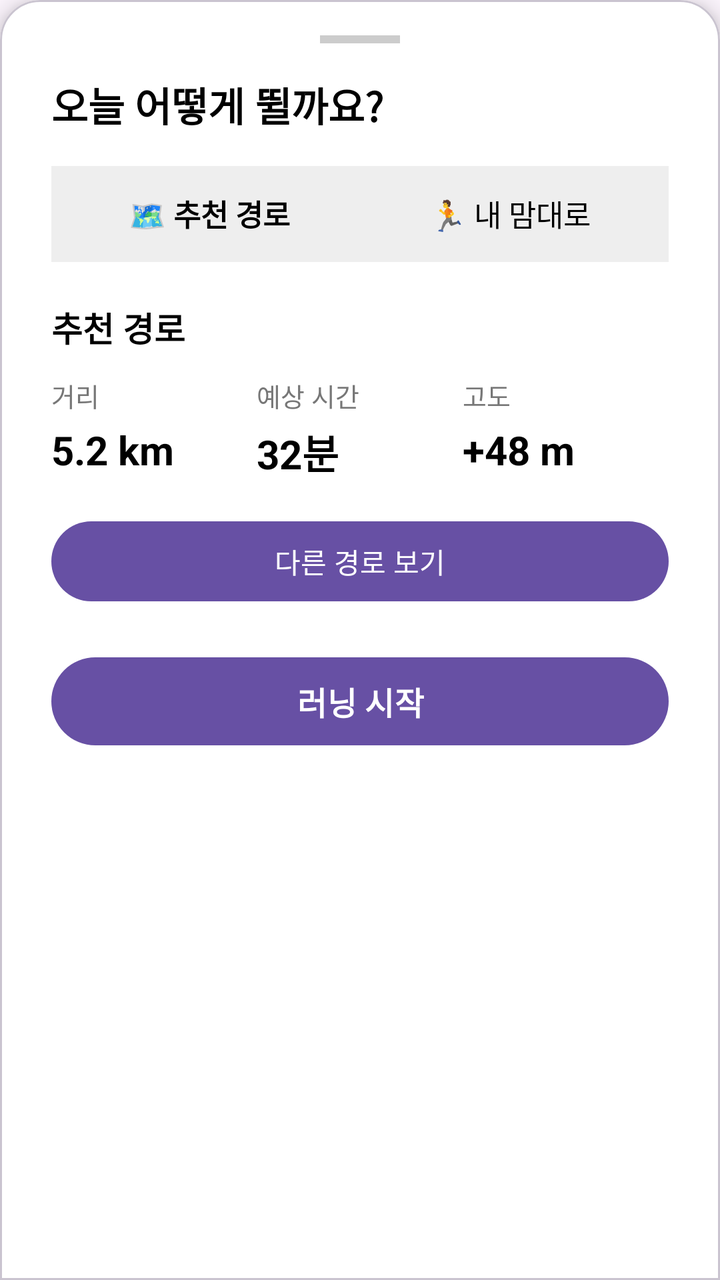
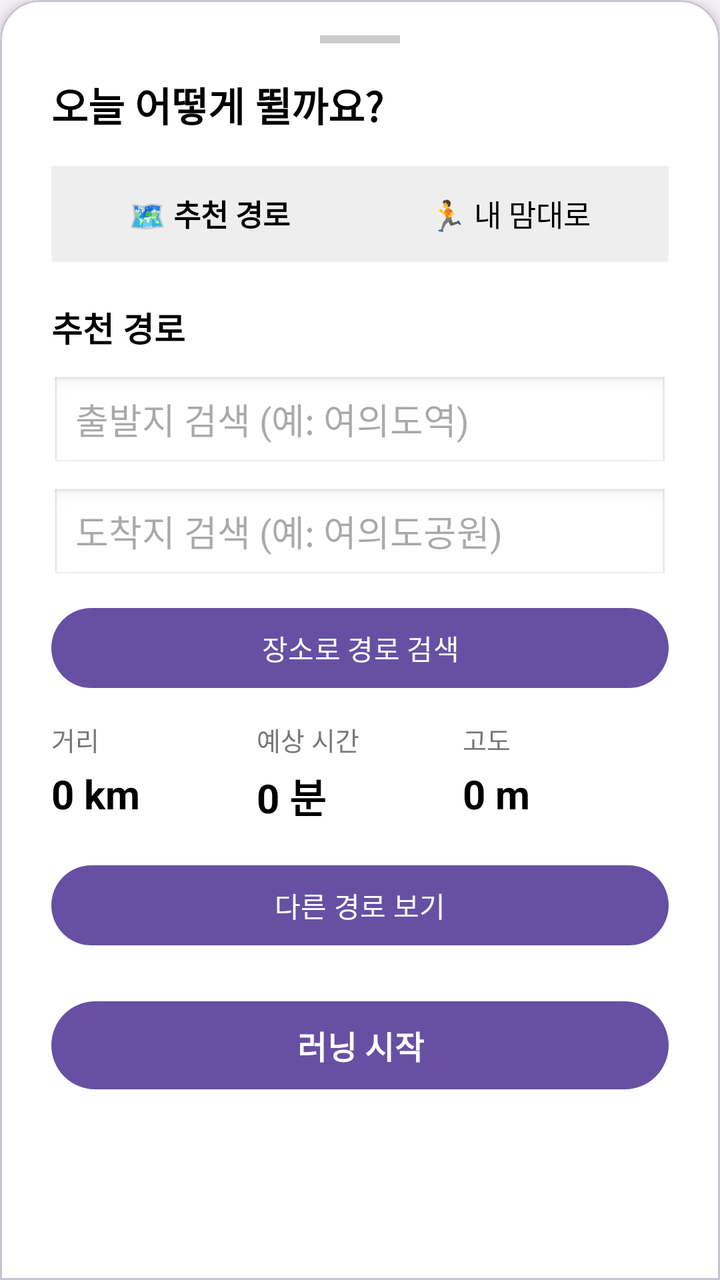

Two renders of the same Android screen: before a commit and after it. Below are the layout's source before the change and the commit's diff.
<!-- AndroidManifest.xml: application theme Theme.RunningProject -->
<!-- res/layout/bottom_sheet_running.xml -->
<?xml version="1.0" encoding="utf-8"?>
<com.google.android.material.card.MaterialCardView
    xmlns:android="http://schemas.android.com/apk/res/android"
    xmlns:app="http://schemas.android.com/apk/res-auto"
    android:id="@+id/running_bottom_sheet"
    android:layout_width="match_parent"
    android:layout_height="wrap_content"
    app:cardBackgroundColor="@android:color/white"
    app:cardElevation="8dp"
    app:shapeAppearanceOverlay="@style/TopRoundedCorner"
    >

    <LinearLayout
        android:layout_width="match_parent"
        android:layout_height="wrap_content"
        android:orientation="vertical"
        android:paddingStart="20dp"
        android:paddingEnd="20dp"
        android:paddingTop="12dp"
        android:paddingBottom="20dp"
        >

        
        <View
            android:id="@+id/bottom_sheet_handle"
            android:layout_width="40dp"
            android:layout_height="4dp"
            android:layout_gravity="center_horizontal"
            android:background="#CCCCCC" />

        
        <TextView
            android:id="@+id/tv_running_title"
            android:layout_width="match_parent"
            android:layout_height="wrap_content"
            android:layout_marginTop="16dp"
            android:text="오늘 어떻게 뛸까요?"
            android:textColor="@android:color/black"
            android:textSize="20sp"
            android:textStyle="bold" />

        
        
        

        <LinearLayout
            android:id="@+id/running_mode_selector"
            android:layout_width="match_parent"
            android:layout_height="48dp"
            android:layout_marginTop="16dp"
            android:background="#EEEEEE"
            android:orientation="horizontal"
            android:padding="4dp">

            <TextView
                android:id="@+id/btn_mode_recommended"
                android:layout_width="0dp"
                android:layout_height="match_parent"
                android:layout_weight="1"
                android:gravity="center"
                android:text="🗺 추천 경로"
                android:textColor="@android:color/black"
                android:textSize="15sp"
                android:textStyle="bold" />

            <TextView
                android:id="@+id/btn_mode_free"
                android:layout_width="0dp"
                android:layout_height="match_parent"
                android:layout_weight="1"
                android:gravity="center"
                android:text="🏃 내 맘대로"
                android:textColor="@android:color/black"
                android:textSize="15sp" />

        </LinearLayout>


        
        
        

        <LinearLayout
            android:id="@+id/recommended_route_container"
            android:layout_width="match_parent"
            android:layout_height="wrap_content"
            android:layout_marginTop="20dp"
            android:orientation="vertical">

            <TextView
                android:id="@+id/tv_recommended_title"
                android:layout_width="match_parent"
                android:layout_height="wrap_content"
                android:text="추천 경로"
                android:textColor="@android:color/black"
                android:textSize="17sp"
                android:textStyle="bold" />

            <LinearLayout
                android:layout_width="match_parent"
                android:layout_height="wrap_content"
                android:layout_marginTop="12dp"
                android:orientation="horizontal">

                <LinearLayout
                    android:layout_width="0dp"
                    android:layout_height="wrap_content"
                    android:layout_weight="1"
                    android:orientation="vertical">

                    <TextView
                        android:layout_width="wrap_content"
                        android:layout_height="wrap_content"
                        android:text="거리"
                        android:textColor="#777777"
                        android:textSize="13sp" />

                    <TextView
                        android:id="@+id/tv_recommended_distance"
                        android:layout_width="wrap_content"
                        android:layout_height="wrap_content"
                        android:layout_marginTop="4dp"
                        android:text="5.2 km"
                        android:textColor="@android:color/black"
                        android:textSize="20sp"
                        android:textStyle="bold" />

                </LinearLayout>

                <LinearLayout
                    android:layout_width="0dp"
                    android:layout_height="wrap_content"
                    android:layout_weight="1"
                    android:orientation="vertical">

                    <TextView
                        android:layout_width="wrap_content"
                        android:layout_height="wrap_content"
                        android:text="예상 시간"
                        android:textColor="#777777"
                        android:textSize="13sp" />

                    <TextView
                        android:id="@+id/tv_recommended_time"
                        android:layout_width="wrap_content"
                        android:layout_height="wrap_content"
                        android:layout_marginTop="4dp"
                        android:text="32분"
                        android:textColor="@android:color/black"
                        android:textSize="20sp"
                        android:textStyle="bold" />

                </LinearLayout>

                <LinearLayout
                    android:layout_width="0dp"
                    android:layout_height="wrap_content"
                    android:layout_weight="1"
                    android:orientation="vertical">

                    <TextView
                        android:layout_width="wrap_content"
                        android:layout_height="wrap_content"
                        android:text="고도"
                        android:textColor="#777777"
                        android:textSize="13sp" />

                    <TextView
                        android:id="@+id/tv_recommended_elevation"
                        android:layout_width="wrap_content"
                        android:layout_height="wrap_content"
                        android:layout_marginTop="4dp"
                        android:text="+48 m"
                        android:textColor="@android:color/black"
                        android:textSize="20sp"
                        android:textStyle="bold" />

                </LinearLayout>

            </LinearLayout>

            
            <Button
                android:id="@+id/btn_other_route"
                android:layout_width="match_parent"
                android:layout_height="48dp"
                android:layout_marginTop="16dp"
                android:text="다른 경로 보기"
                android:textSize="14sp" />

        </LinearLayout>


        
        
        

        <LinearLayout
            android:id="@+id/free_running_container"
            android:layout_width="match_parent"
            android:layout_height="wrap_content"
            android:layout_marginTop="20dp"
            android:orientation="vertical"
            android:visibility="gone">

            <TextView
                android:id="@+id/tv_free_running_title"
                android:layout_width="match_parent"
                android:layout_height="wrap_content"
                android:text="내 맘대로 러닝"
                android:textColor="@android:color/black"
                android:textSize="17sp"
                android:textStyle="bold" />

            <TextView
                android:layout_width="match_parent"
                android:layout_height="wrap_content"
                android:layout_marginTop="6dp"
                android:text="원하는 곳으로 자유롭게 달려보세요."
                android:textColor="#777777"
                android:textSize="14sp" />

            
            <TextView
                android:id="@+id/tv_target_distance_title"
                android:layout_width="match_parent"
                android:layout_height="wrap_content"
                android:layout_marginTop="20dp"
                android:text="목표 거리"
                android:textColor="@android:color/black"
                android:textSize="15sp"
                android:textStyle="bold" />

            <LinearLayout
                android:id="@+id/target_distance_selector"
                android:layout_width="match_parent"
                android:layout_height="48dp"
                android:layout_marginTop="8dp"
                android:orientation="horizontal">

                <Button
                    android:id="@+id/btn_target_none"
                    android:layout_width="0dp"
                    android:layout_height="match_parent"
                    android:layout_weight="1"
                    android:text="제한 없음"
                    android:textSize="12sp" />

                <Button
                    android:id="@+id/btn_target_3km"
                    android:layout_width="0dp"
                    android:layout_height="match_parent"
                    android:layout_marginStart="4dp"
                    android:layout_weight="1"
                    android:text="3 km"
                    android:textSize="12sp" />

                <Button
                    android:id="@+id/btn_target_5km"
                    android:layout_width="0dp"
                    android:layout_height="match_parent"
                    android:layout_marginStart="4dp"
                    android:layout_weight="1"
                    android:text="5 km"
                    android:textSize="12sp" />

                <Button
                    android:id="@+id/btn_target_10km"
                    android:layout_width="0dp"
                    android:layout_height="match_parent"
                    android:layout_marginStart="4dp"
                    android:layout_weight="1"
                    android:text="10 km"
                    android:textSize="12sp" />

            </LinearLayout>

        </LinearLayout>


        
        
        

        <Button
            android:id="@+id/btn_start_running"
            android:layout_width="match_parent"
            android:layout_height="52dp"
            android:layout_marginTop="20dp"
            android:text="러닝 시작"
            android:textSize="16sp"
            android:textStyle="bold" />


        
        
        

        <LinearLayout
            android:id="@+id/running_active_container"
            android:layout_width="match_parent"
            android:layout_height="wrap_content"
            android:orientation="vertical"
            android:visibility="gone">

            <TextView
                android:id="@+id/tv_running_active_title"
                android:layout_width="match_parent"
                android:layout_height="wrap_content"
                android:text="러닝 중"
                android:textColor="@android:color/black"
                android:textSize="17sp"
                android:textStyle="bold" />

            
            <LinearLayout
                android:layout_width="match_parent"
                android:layout_height="wrap_content"
                android:layout_marginTop="16dp"
                android:orientation="horizontal">

                <LinearLayout
                    android:layout_width="0dp"
                    android:layout_height="wrap_content"
                    android:layout_weight="1"
                    android:orientation="vertical">

                    <TextView
                        android:layout_width="wrap_content"
                        android:layout_height="wrap_content"
                        android:text="거리"
                        android:textColor="#777777"
                        android:textSize="13sp" />

                    <TextView
                        android:id="@+id/tv_running_distance"
                        android:layout_width="wrap_content"
                        android:layout_height="wrap_content"
                        android:layout_marginTop="4dp"
                        android:text="0.00 km"
                        android:textColor="@android:color/black"
                        android:textSize="22sp"
                        android:textStyle="bold" />

                </LinearLayout>

                <LinearLayout
                    android:layout_width="0dp"
                    android:layout_height="wrap_content"
                    android:layout_weight="1"
                    android:orientation="vertical">

                    <TextView
                        android:layout_width="wrap_content"
                        android:layout_height="wrap_content"
                        android:text="시간"
                        android:textColor="#777777"
                        android:textSize="13sp" />

                    <TextView
                        android:id="@+id/tv_running_time"
                        android:layout_width="wrap_content"
                        android:layout_height="wrap_content"
                        android:layout_marginTop="4dp"
                        android:text="00:00"
                        android:textColor="@android:color/black"
                        android:textSize="22sp"
                        android:textStyle="bold" />

                </LinearLayout>

                <LinearLayout
                    android:layout_width="0dp"
                    android:layout_height="wrap_content"
                    android:layout_weight="1"
                    android:orientation="vertical">

                    <TextView
                        android:layout_width="wrap_content"
                        android:layout_height="wrap_content"
                        android:text="페이스"
                        android:textColor="#777777"
                        android:textSize="13sp" />

                    <TextView
                        android:id="@+id/tv_running_pace"
                        android:layout_width="wrap_content"
                        android:layout_height="wrap_content"
                        android:layout_marginTop="4dp"
                        android:text="--\'--&quot;/km"
                        android:textColor="@android:color/black"
                        android:textSize="22sp"
                        android:textStyle="bold"
                        />

                </LinearLayout>

            </LinearLayout>

            
            <LinearLayout
                android:layout_width="match_parent"
                android:layout_height="wrap_content"
                android:layout_marginTop="20dp"
                android:orientation="horizontal">

                <Button
                    android:id="@+id/btn_pause_running"
                    android:layout_width="0dp"
                    android:layout_height="52dp"
                    android:layout_weight="1"
                    android:text="일시정지" />

                <Button
                    android:id="@+id/btn_stop_running"
                    android:layout_width="0dp"
                    android:layout_height="52dp"
                    android:layout_marginStart="8dp"
                    android:layout_weight="1"
                    android:text="러닝 종료" />

            </LinearLayout>

        </LinearLayout>

    </LinearLayout>

</com.google.android.material.card.MaterialCardView>
<!-- resources referenced by this layout -->
<resources>
  <style name="TopRoundedCorner">
          <item name="cornerFamily">rounded</item>
          <item name="cornerSizeTopLeft">20dp</item>
          <item name="cornerSizeTopRight">20dp</item>
          <item name="cornerSizeBottomLeft">0dp</item>
          <item name="cornerSizeBottomRight">0dp</item>
      </style>
  <style name="Theme.RunningProject" parent="Base.Theme.RunningProject" />
  <style name="Base.Theme.RunningProject" parent="Theme.Material3.DayNight.NoActionBar">
          
          
      </style>
</resources>

<!-- the commit's change to res/layout/bottom_sheet_running.xml (unified diff, before → after) -->
@@ -26,7 +26,8 @@
             android:layout_width="40dp"
             android:layout_height="4dp"
             android:layout_gravity="center_horizontal"
-            android:background="#CCCCCC" />
+            android:background="#CCCCCC"
+            />
 
         
         <TextView
@@ -37,7 +38,8 @@
             android:text="오늘 어떻게 뛸까요?"
             android:textColor="@android:color/black"
             android:textSize="20sp"
-            android:textStyle="bold" />
+            android:textStyle="bold"
+            />
 
         
         
@@ -50,7 +52,8 @@
             android:layout_marginTop="16dp"
             android:background="#EEEEEE"
             android:orientation="horizontal"
-            android:padding="4dp">
+            android:padding="4dp"
+            >
 
             <TextView
                 android:id="@+id/btn_mode_recommended"
@@ -61,7 +64,8 @@
                 android:text="🗺 추천 경로"
                 android:textColor="@android:color/black"
                 android:textSize="15sp"
-                android:textStyle="bold" />
+                android:textStyle="bold"
+                />
 
             <TextView
                 android:id="@+id/btn_mode_free"
@@ -71,7 +75,8 @@
                 android:gravity="center"
                 android:text="🏃 내 맘대로"
                 android:textColor="@android:color/black"
-                android:textSize="15sp" />
+                android:textSize="15sp"
+                />
 
         </LinearLayout>
 
@@ -85,7 +90,8 @@
             android:layout_width="match_parent"
             android:layout_height="wrap_content"
             android:layout_marginTop="20dp"
-            android:orientation="vertical">
+            android:orientation="vertical"
+            >
 
             <TextView
                 android:id="@+id/tv_recommended_title"
@@ -94,36 +100,83 @@
                 android:text="추천 경로"
                 android:textColor="@android:color/black"
                 android:textSize="17sp"
-                android:textStyle="bold" />
+                android:textStyle="bold"
+                />
+
+            
+            <EditText
+                android:id="@+id/et_route_start"
+                android:layout_width="match_parent"
+                android:layout_height="48dp"
+                android:layout_marginTop="12dp"
+                android:background="@android:drawable/edit_text"
+                android:hint="출발지 검색 (예: 여의도역)"
+                android:textColor="@color/black"
+                android:paddingStart="12dp"
+                android:paddingEnd="12dp"
+                android:singleLine="true"
+                android:inputType="text"
+                android:imeOptions="actionNext"
+                />
+
+            
+            <EditText
+                android:id="@+id/et_route_end"
+                android:layout_width="match_parent"
+                android:layout_height="48dp"
+                android:layout_marginTop="8dp"
+                android:background="@android:drawable/edit_text"
+                android:hint="도착지 검색 (예: 여의도공원)"
+                android:textColor="@color/black"
+                android:paddingStart="12dp"
+                android:paddingEnd="12dp"
+                android:singleLine="true"
+                android:inputType="text"
+                android:imeOptions="actionSearch"
+                />
+
+            
+            <Button
+                android:id="@+id/btn_search_route"
+                android:layout_width="match_parent"
+                android:layout_height="48dp"
+                android:layout_marginTop="8dp"
+                android:text="장소로 경로 검색"
+                android:textSize="14sp"
+                />
 
             <LinearLayout
                 android:layout_width="match_parent"
                 android:layout_height="wrap_content"
                 android:layout_marginTop="12dp"
-                android:orientation="horizontal">
+                android:orientation="horizontal"
+                >
 
                 <LinearLayout
                     android:layout_width="0dp"
                     android:layout_height="wrap_content"
                     android:layout_weight="1"
-                    android:orientation="vertical">
+                    android:orientation="vertical"
+                    >
 
                     <TextView
                         android:layout_width="wrap_content"
                         android:layout_height="wrap_content"
                         android:text="거리"
                         android:textColor="#777777"
-                        android:textSize="13sp" />
+                        android:textSize="13sp"
+                        />
 
                     <TextView
                         android:id="@+id/tv_recommended_distance"
                         android:layout_width="wrap_content"
                         android:layout_height="wrap_content"
                         android:layout_marginTop="4dp"
-                        android:text="5.2 km"
+                        android:text="0 km"
                         android:textColor="@android:color/black"
                         android:textSize="20sp"
-                        android:textStyle="bold" />
+                        android:textStyle="bold"
+                        />
 
                 </LinearLayout>
 
@@ -131,24 +184,27 @@
                     android:layout_width="0dp"
                     android:layout_height="wrap_content"
                     android:layout_weight="1"
-                    android:orientation="vertical">
+                    android:orientation="vertical"
+                    >
 
                     <TextView
                         android:layout_width="wrap_content"
                         android:layout_height="wrap_content"
                         android:text="예상 시간"
                         android:textColor="#777777"
-                        android:textSize="13sp" />
+                        android:textSize="13sp"
+                        />
 
                     <TextView
                         android:id="@+id/tv_recommended_time"
                         android:layout_width="wrap_content"
                         android:layout_height="wrap_content"
                         android:layout_marginTop="4dp"
-                        android:text="32분"
+                        android:text="0 분"
                         android:textColor="@android:color/black"
                         android:textSize="20sp"
-                        android:textStyle="bold" />
+                        android:textStyle="bold"
+                        />
 
                 </LinearLayout>
 
@@ -156,24 +212,27 @@
                     android:layout_width="0dp"
                     android:layout_height="wrap_content"
                     android:layout_weight="1"
-                    android:orientation="vertical">
+                    android:orientation="vertical"
+                    >
 
                     <TextView
                         android:layout_width="wrap_content"
                         android:layout_height="wrap_content"
                         android:text="고도"
                         android:textColor="#777777"
-                        android:textSize="13sp" />
+                        android:textSize="13sp"
+                        />
 
                     <TextView
                         android:id="@+id/tv_recommended_elevation"
                         android:layout_width="wrap_content"
                         android:layout_height="wrap_content"
                         android:layout_marginTop="4dp"
-                        android:text="+48 m"
+                        android:text="0 m"
                         android:textColor="@android:color/black"
                         android:textSize="20sp"
-                        android:textStyle="bold" />
+                        android:textStyle="bold"
+                        />
 
                 </LinearLayout>
 
@@ -186,7 +245,8 @@
                 android:layout_height="48dp"
                 android:layout_marginTop="16dp"
                 android:text="다른 경로 보기"
-                android:textSize="14sp" />
+                android:textSize="14sp"
+                />
 
         </LinearLayout>
 
@@ -201,7 +261,8 @@
             android:layout_height="wrap_content"
             android:layout_marginTop="20dp"
             android:orientation="vertical"
-            android:visibility="gone">
+            android:visibility="gone"
+            >
 
             <TextView
                 android:id="@+id/tv_free_running_title"
@@ -210,7 +271,8 @@
                 android:text="내 맘대로 러닝"
                 android:textColor="@android:color/black"
                 android:textSize="17sp"
-                android:textStyle="bold" />
+                android:textStyle="bold"
+                />
 
             <TextView
                 android:layout_width="match_parent"
@@ -218,7 +280,8 @@
                 android:layout_marginTop="6dp"
                 android:text="원하는 곳으로 자유롭게 달려보세요."
                 android:textColor="#777777"
-                android:textSize="14sp" />
+                android:textSize="14sp"
+                />
 
             
             <TextView
@@ -229,14 +292,16 @@
                 android:text="목표 거리"
                 android:textColor="@android:color/black"
                 android:textSize="15sp"
-                android:textStyle="bold" />
+                android:textStyle="bold"
+                />
 
             <LinearLayout
                 android:id="@+id/target_distance_selector"
                 android:layout_width="match_parent"
                 android:layout_height="48dp"
                 android:layout_marginTop="8dp"
-                android:orientation="horizontal">
+                android:orientation="horizontal"
+                >
 
                 <Button
                     android:id="@+id/btn_target_none"
@@ -244,7 +309,8 @@
                     android:layout_height="match_parent"
                     android:layout_weight="1"
                     android:text="제한 없음"
-                    android:textSize="12sp" />
+                    android:textSize="12sp"
+                    />
 
                 <Button
                     android:id="@+id/btn_target_3km"
@@ -253,7 +319,8 @@
                     android:layout_marginStart="4dp"
                     android:layout_weight="1"
                     android:text="3 km"
-                    android:textSize="12sp" />
+                    android:textSize="12sp"
+                    />
 
                 <Button
                     android:id="@+id/btn_target_5km"
@@ -262,7 +329,8 @@
                     android:layout_marginStart="4dp"
                     android:layout_weight="1"
                     android:text="5 km"
-                    android:textSize="12sp" />
+                    android:textSize="12sp"
+                    />
 
                 <Button
                     android:id="@+id/btn_target_10km"
@@ -271,12 +339,12 @@
                     android:layout_marginStart="4dp"
                     android:layout_weight="1"
                     android:text="10 km"
-                    android:textSize="12sp" />
+                    android:textSize="12sp"
+                    />
 
             </LinearLayout>
 
         </LinearLayout>
-
 
         
         
@@ -289,8 +357,8 @@
             android:layout_marginTop="20dp"
             android:text="러닝 시작"
             android:textSize="16sp"
-            android:textStyle="bold" />
-
+            android:textStyle="bold"
+            />
 
         
         
@@ -301,7 +369,8 @@
             android:layout_width="match_parent"
             android:layout_height="wrap_content"
             android:orientation="vertical"
-            android:visibility="gone">
+            android:visibility="gone"
+            >
 
             <TextView
                 android:id="@+id/tv_running_active_title"
@@ -310,27 +379,31 @@
                 android:text="러닝 중"
                 android:textColor="@android:color/black"
                 android:textSize="17sp"
-                android:textStyle="bold" />
+                android:textStyle="bold"
+                />
 
             
             <LinearLayout
                 android:layout_width="match_parent"
                 android:layout_height="wrap_content"
                 android:layout_marginTop="16dp"
-                android:orientation="horizontal">
+                android:orientation="horizontal"
+                >
 
                 <LinearLayout
                     android:layout_width="0dp"
                     android:layout_height="wrap_content"
                     android:layout_weight="1"
-                    android:orientation="vertical">
+                    android:orientation="vertical"
+                    >
 
                     <TextView
                         android:layout_width="wrap_content"
                         android:layout_height="wrap_content"
                         android:text="거리"
                         android:textColor="#777777"
-                        android:textSize="13sp" />
+                        android:textSize="13sp"
+                        />
 
                     <TextView
                         android:id="@+id/tv_running_distance"
@@ -340,7 +413,8 @@
                         android:text="0.00 km"
                         android:textColor="@android:color/black"
                         android:textSize="22sp"
-                        android:textStyle="bold" />
+                        android:textStyle="bold"
+                        />
 
                 </LinearLayout>
 
@@ -348,14 +422,16 @@
                     android:layout_width="0dp"
                     android:layout_height="wrap_content"
                     android:layout_weight="1"
-                    android:orientation="vertical">
+                    android:orientation="vertical"
+                    >
 
                     <TextView
                         android:layout_width="wrap_content"
                         android:layout_height="wrap_content"
                         android:text="시간"
                         android:textColor="#777777"
-                        android:textSize="13sp" />
+                        android:textSize="13sp"
+                        />
 
                     <TextView
                         android:id="@+id/tv_running_time"
@@ -365,7 +441,8 @@
                         android:text="00:00"
                         android:textColor="@android:color/black"
                         android:textSize="22sp"
-                        android:textStyle="bold" />
+                        android:textStyle="bold"
+                        />
 
                 </LinearLayout>
 
@@ -373,14 +450,16 @@
                     android:layout_width="0dp"
                     android:layout_height="wrap_content"
                     android:layout_weight="1"
-                    android:orientation="vertical">
+                    android:orientation="vertical"
+                    >
 
                     <TextView
                         android:layout_width="wrap_content"
                         android:layout_height="wrap_content"
                         android:text="페이스"
                         android:textColor="#777777"
-                        android:textSize="13sp" />
+                        android:textSize="13sp"
+                        />
 
                     <TextView
                         android:id="@+id/tv_running_pace"
@@ -402,14 +481,16 @@
                 android:layout_width="match_parent"
                 android:layout_height="wrap_content"
                 android:layout_marginTop="20dp"
-                android:orientation="horizontal">
+                android:orientation="horizontal"
+                >
 
                 <Button
                     android:id="@+id/btn_pause_running"
                     android:layout_width="0dp"
                     android:layout_height="52dp"
                     android:layout_weight="1"
-                    android:text="일시정지" />
+                    android:text="일시정지"
+                    />
 
                 <Button
                     android:id="@+id/btn_stop_running"
@@ -417,7 +498,8 @@
                     android:layout_height="52dp"
                     android:layout_marginStart="8dp"
                     android:layout_weight="1"
-                    android:text="러닝 종료" />
+                    android:text="러닝 종료"
+                    />
 
             </LinearLayout>
 
<!-- resource entries referenced after the edit -->
@@ -1,5 +1,6 @@
 <!-- resources referenced by this layout -->
 <resources>
+  <color name="black">#FF000000</color>
   <style name="TopRoundedCorner">
           <item name="cornerFamily">rounded</item>
           <item name="cornerSizeTopLeft">20dp</item>
